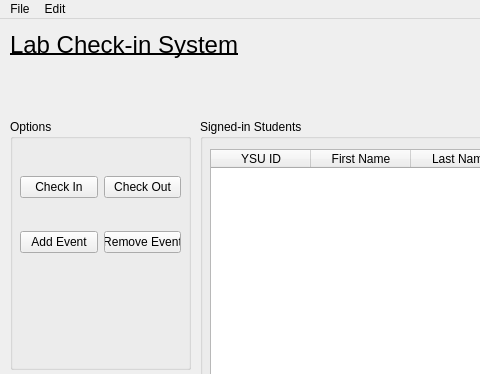
Above: Lab-Check-in-System/homepageview.ui from calebkrlich/Computer-Lab-Check-in-System before the change; both pictures show x 0 to 480 and y 0 to 374 of the 1142 by 570 pixel window. Below: the same form after it.
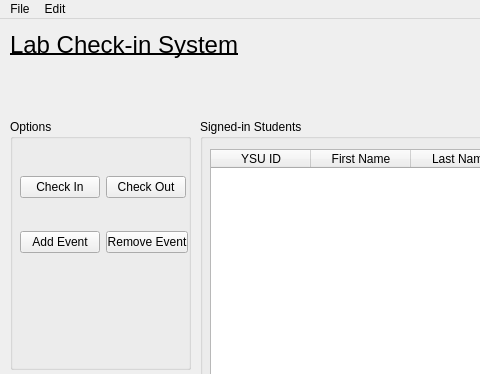
That is the form after the change.

The edit to the form file:
```diff
--- a/Lab-Check-in-System/homepageview.ui
+++ b/Lab-Check-in-System/homepageview.ui
@@ -119,7 +119,7 @@
       <rect>
        <x>10</x>
        <y>30</y>
-       <width>161</width>
+       <width>168</width>
        <height>131</height>
       </rect>
      </property>
```
Left out of the diff: 6 changed lines with no effect on the pictures.
